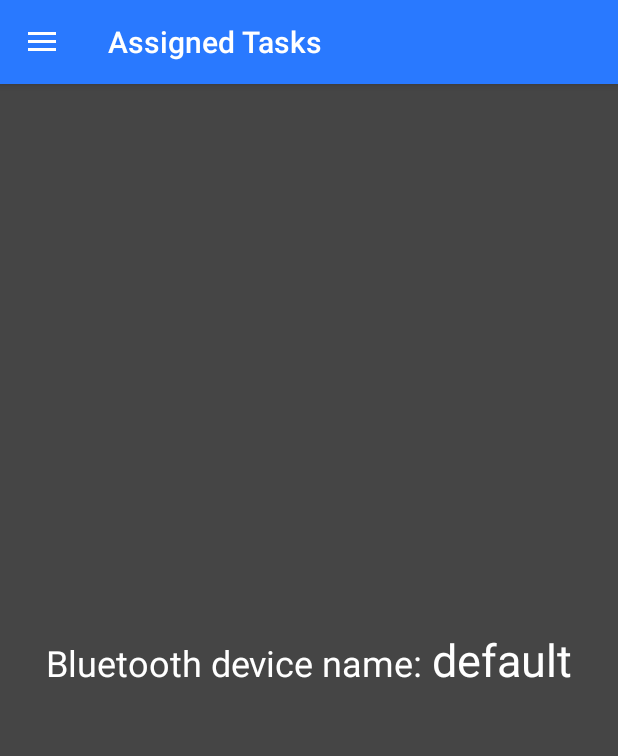
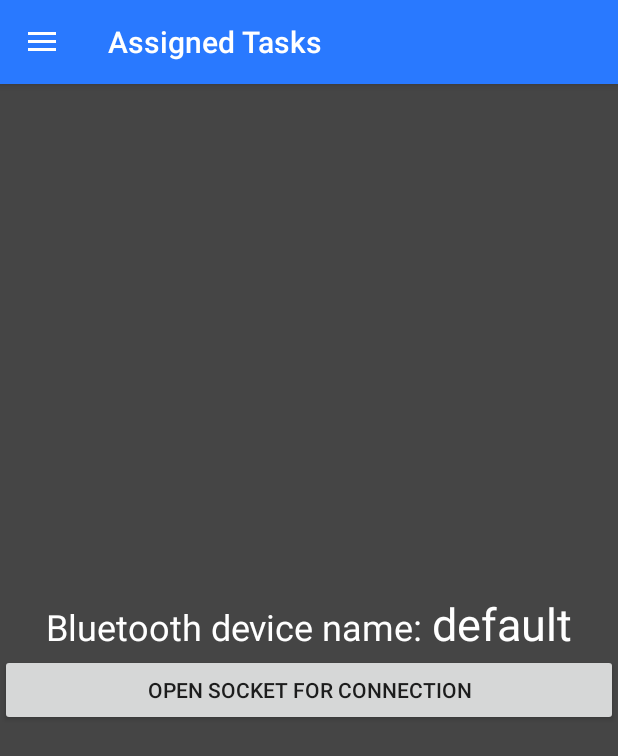
Before and after one commit to sonderangebot10/extended-crowds, an Android app: the fragment ConnectedBluetoothDevicesFragment placed in its activity, on a phone screen of 412 x 824 dp. Shown: the top 756 px of the screen. Run offline under Robolectric (Android 15) with nearby library versions, the phone set to English and light mode, and no system bars; our stand-ins replace Volley.

Commit message:
Small refactor in BluetoothService. Change default e-mail in every fragment. Fix button position in bluetooth fragment. Enable opening a connection in BluetoothFragment.

```diff
--- a/cs/app/build.gradle
+++ b/cs/app/build.gradle
@@ -26,6 +26,10 @@ android {
     lintOptions {
         abortOnError false
     }
+    compileOptions {
+        sourceCompatibility = 1.8
+        targetCompatibility = 1.8
+    }
 }
 
 dependencies {
--- a/cs/app/src/main/java/HITs/create/CreateMultipleChoiceTask.java
+++ b/cs/app/src/main/java/HITs/create/CreateMultipleChoiceTask.java
@@ -217,7 +217,7 @@ public class CreateMultipleChoiceTask implements CreateHITInterface, OnMapReadyC
 
                     SystemUtils.showProgress(true, context, mProgressView, mCreateHitForm);
                     HashMap<String, String> params = new HashMap<>();
-                    params.put("email", prefs.getString("email", "shit"));
+                    params.put("email", prefs.getString("email", "default@mail.com"));
                     params.put("type", "hit");
                     params.put("hit_type", "multiple");
                     params.put("description", "empty");
@@ -418,7 +418,7 @@ public class CreateMultipleChoiceTask implements CreateHITInterface, OnMapReadyC
 
         SystemUtils.showProgress(true, context, mProgressView, mCreateHitForm);
         HashMap<String, String> params = new HashMap<>();
-        params.put("email", prefs.getString("email", "shit"));
+        params.put("email", prefs.getString("email", "default@mail.com"));
 
         CustomRequest jsObjRequest = new CustomRequest(Request.Method.POST, POSITIONS_URL,
                 params, new Response.Listener<JSONObject>() {
--- a/cs/app/src/main/java/HITs/create/CreateNumericTask.java
+++ b/cs/app/src/main/java/HITs/create/CreateNumericTask.java
@@ -177,7 +177,7 @@ public class CreateNumericTask implements CreateHITInterface, OnMapReadyCallback
 
                     SystemUtils.showProgress(true, context, mProgressView, mCreateHitForm);
                     HashMap<String, String> params = new HashMap<>();
-                    params.put("email", prefs.getString("email", "shit"));
+                    params.put("email", prefs.getString("email", "default@mail.com"));
                     params.put("type", "hit");
                     params.put("hit_type", "numeric");
                     params.put("description", "empty");
@@ -320,7 +320,7 @@ public class CreateNumericTask implements CreateHITInterface, OnMapReadyCallback
 
         SystemUtils.showProgress(true, context, mProgressView, mCreateHitForm);
         HashMap<String, String> params = new HashMap<>();
-        params.put("email", prefs.getString("email", "shit"));
+        params.put("email", prefs.getString("email", "default@mail.com"));
 
         CustomRequest jsObjRequest = new CustomRequest(Request.Method.POST, POSITIONS_URL,
                 params, new Response.Listener<JSONObject>() {
--- a/cs/app/src/main/java/HITs/create/CreateSingleChoiceTask.java
+++ b/cs/app/src/main/java/HITs/create/CreateSingleChoiceTask.java
@@ -222,7 +222,7 @@ public class CreateSingleChoiceTask implements CreateHITInterface, OnMapReadyCal
 
                     SystemUtils.showProgress(true, context, mProgressView, mCreateHitForm);
                     HashMap<String, String> params = new HashMap<>();
-                    params.put("email", prefs.getString("email", "shit"));
+                    params.put("email", prefs.getString("email", "default@mail.com"));
                     params.put("type", "hit");
                     params.put("hit_type", "single");
                     params.put("description", "empty");
@@ -419,7 +419,7 @@ public class CreateSingleChoiceTask implements CreateHITInterface, OnMapReadyCal
 
         SystemUtils.showProgress(true, context, mProgressView, mCreateHitForm);
         HashMap<String, String> params = new HashMap<>();
-        params.put("email", prefs.getString("email", "shit"));
+        params.put("email", prefs.getString("email", "default@mail.com"));
 
         CustomRequest jsObjRequest = new CustomRequest(Request.Method.POST, POSITIONS_URL,
                 params, new Response.Listener<JSONObject>() {
--- a/cs/app/src/main/java/fragment/ConnectedBluetoothDevicesFragment.java
+++ b/cs/app/src/main/java/fragment/ConnectedBluetoothDevicesFragment.java
@@ -1,53 +1,55 @@
 package fragment;
 
 import android.app.Fragment;
-import android.content.SharedPreferences;
+import android.bluetooth.BluetoothDevice;
 import android.os.Bundle;
-import android.preference.PreferenceManager;
 import android.view.LayoutInflater;
 import android.view.View;
 import android.view.ViewGroup;
+import android.widget.Button;
 import android.widget.TextView;
 
-import com.android.volley.RequestQueue;
-import com.android.volley.toolbox.Volley;
 import com.example.johan_dp8ahsz.cs.R;
 
-import java.util.HashMap;
+import java.util.Optional;
+import java.util.Set;
 
-import app.Config;
+import interfaces.BluetoothService;
+import service.BluetoothServiceImpl;
 
 
 public class ConnectedBluetoothDevicesFragment extends Fragment {
 
-    private final String TAG = "BLUETOOTH_DEVICES_FRAG";
-    private final int DELAY = Config.DELAY;
+    private static final String TAG = "BLUETOOTH_DEVICES_FRAG";
+    private static final String SMART_WATCH_MAC_ADDRESS = "00:B5:D0:5C:A3:7A";
 
-    // UI References
-    TextView rewardHITText;
-    TextView rewardSensorText;
-    View mProgressView;
-    View mRewardFormView;
+    private BluetoothService bluetoothService;
+    private Button openBluetoothServerSocket;
+    private TextView deviceName;
 
-    // Networking
-    private RequestQueue queue;
-    private String REWARD_URL;
-    private boolean connected = false;
-
-    private SharedPreferences prefs;
 
     @Override
     public View onCreateView(LayoutInflater inflater, final ViewGroup container,
                              Bundle savedInstanceState) {
         View view = inflater.inflate(R.layout.fragment_bluetooth_devices, container, false);
+        openBluetoothServerSocket = (Button) view.findViewById(R.id.init_bluetooth_server_socket);
+        deviceName = view.findViewById(R.id.bluetooth_device_name);
 
-        queue = Volley.newRequestQueue(getActivity());
-        prefs = PreferenceManager.getDefaultSharedPreferences(getActivity());
+        bluetoothService = new BluetoothServiceImpl(getActivity());
 
-        HashMap<String, String> params = new HashMap<>();
-        params.put("email", prefs.getString("email", "shit"));
+        Set<BluetoothDevice> pairedDevices = bluetoothService.findPairedDevices();
+        pairedDevices.stream()
+                .filter(d -> d.getAddress().equals(SMART_WATCH_MAC_ADDRESS)).findFirst()
+                .ifPresent(device -> deviceName.setText(device.getName()));
+
+        openBluetoothServerSocket.setOnClickListener(new View.OnClickListener() {
+            @Override
+            public void onClick(View v) {
+                bluetoothService.createBluetoothServerConnection();
+            }
+        });
+
 
         return view;
     }
-
 }
--- a/cs/app/src/main/java/fragment/CreateSensingFragment.java
+++ b/cs/app/src/main/java/fragment/CreateSensingFragment.java
@@ -353,7 +353,7 @@ public class CreateSensingFragment extends android.app.Fragment
 
         SystemUtils.showProgress(true, getActivity(), mProgressView, mSensingFormView);
         HashMap<String, String> params = new HashMap<>();
-        params.put("email", prefs.getString("email", "shit"));
+        params.put("email", prefs.getString("email", "default@mail.com"));
 
         CustomRequest jsObjRequest = new CustomRequest(Request.Method.POST, POSITIONS_URL,
                 params, new Response.Listener<JSONObject>() {
--- a/cs/app/src/main/java/fragment/OngoingTasksFragment.java
+++ b/cs/app/src/main/java/fragment/OngoingTasksFragment.java
@@ -88,7 +88,7 @@ public class OngoingTasksFragment extends Fragment {
         //fetch data from server
         SystemUtils.showProgress(true, getActivity(), mProgressView, mOngoingFormView);
         HashMap<String, String> params = new HashMap<>();
-        params.put("email", prefs.getString("email", "shit"));
+        params.put("email", prefs.getString("email", "default@mail.com"));
 
         CustomRequest jsObjRequest = new CustomRequest(Request.Method.POST, ONGOING_URL,
                 params, new Response.Listener<JSONObject>() {
--- a/cs/app/src/main/java/fragment/RewardFragment.java
+++ b/cs/app/src/main/java/fragment/RewardFragment.java
@@ -65,7 +65,7 @@ public class RewardFragment extends Fragment {
         //fetch points from server
         SystemUtils.showProgress(true, getActivity(), mProgressView, mRewardFormView);
         HashMap<String, String> params = new HashMap<>();
-        params.put("email", prefs.getString("email", "shit"));
+        params.put("email", prefs.getString("email", "default@mail.com"));
 
         CustomRequest jsObjRequest = new CustomRequest(Request.Method.POST, REWARD_URL,
                 params, new Response.Listener<JSONObject>() {
--- a/cs/app/src/main/java/fragment/TaskHistoryFragment.java
+++ b/cs/app/src/main/java/fragment/TaskHistoryFragment.java
@@ -79,7 +79,7 @@ public class TaskHistoryFragment extends android.app.Fragment {
         //fetch data from server
         SystemUtils.showProgress(true, getActivity(), mProgressView, mHistoryFormView);
         HashMap<String, String> params = new HashMap<>();
-        params.put("email", prefs.getString("email", "shit"));
+        params.put("email", prefs.getString("email", "default@mail.com"));
 
         CustomRequest jsObjRequest = new CustomRequest(Request.Method.POST, TASK_HISTORY_URL,
                 params, new Response.Listener<JSONObject>() {
--- a/cs/app/src/main/java/interfaces/BluetoothService.java
+++ b/cs/app/src/main/java/interfaces/BluetoothService.java
@@ -1,7 +1,5 @@
 package interfaces;
 
-import android.app.Activity;
-import android.bluetooth.BluetoothAdapter;
 import android.bluetooth.BluetoothDevice;
 
 import java.util.Set;
--- a/cs/app/src/main/java/service/BluetoothServiceImpl.java
+++ b/cs/app/src/main/java/service/BluetoothServiceImpl.java
@@ -9,6 +9,8 @@ import android.content.BroadcastReceiver;
 import android.content.Context;
 import android.content.Intent;
 import android.content.IntentFilter;
+import android.content.SharedPreferences;
+import android.preference.PreferenceManager;
 import android.util.Log;
 
 import androidx.core.app.ActivityCompat;
@@ -37,20 +39,23 @@ public class BluetoothServiceImpl implements BluetoothService {
 
     private static final String NAME = "RiskSituationDetection";
     private static final String TAG = BluetoothServiceImpl.class.getName();
-    private static final UUID MY_UUID = UUID.fromString("e1ce069e-55f5-4b39-99d5-a7f2a0cd7267");
     private static final int REQUEST_ENABLE_BT = 1;
     private static final BluetoothAdapter bluetoothAdapter = BluetoothAdapter.getDefaultAdapter();
     private Activity activity;
-    private AcceptThread bluetoothServerConnection = new AcceptThread();
+    private AcceptThread bluetoothServerConnection;
     private ConnectedThread connectedThread;
     private String CREATE_TASK_URL;
+    private UUID MY_UUID;
     private RequestQueue queue;
+    private SharedPreferences prefs;
 
     public BluetoothServiceImpl(Activity activity) {
 
         this.activity = activity;
         this.CREATE_TASK_URL = this.activity.getApplicationContext().getString(R.string.CREATE_TASK_URL);
+        this.MY_UUID = UUID.fromString(this.activity.getApplicationContext().getString(R.string.UUID_FOR_BLUETOOTH_SOCKET));
         this.queue = Volley.newRequestQueue(activity.getApplicationContext());
+        this.prefs = PreferenceManager.getDefaultSharedPreferences(activity);
     }
 
     @Override
@@ -69,7 +74,6 @@ public class BluetoothServiceImpl implements BluetoothService {
     @Override
     public Set<BluetoothDevice> findPairedDevices() {
         Set<BluetoothDevice> pairedDevices = bluetoothAdapter.getBondedDevices();
-        // 00:B5:D0:5C:A3:7A
         if (pairedDevices.size() > 0) {
             // There are paired devices. Get the name and address of each paired device.
             for (BluetoothDevice device : pairedDevices) {
@@ -77,7 +81,6 @@ public class BluetoothServiceImpl implements BluetoothService {
                 String deviceHardwareAddress = device.getAddress(); // MAC address
             }
         }
-        ;
 
         bluetoothAdapter.cancelDiscovery();
 
@@ -98,6 +101,10 @@ public class BluetoothServiceImpl implements BluetoothService {
 
     @Override
     public void createBluetoothServerConnection() {
+        if (bluetoothServerConnection != null) {
+            bluetoothServerConnection.cancel();
+        }
+        bluetoothServerConnection = new AcceptThread();
         bluetoothServerConnection.start();
     }
 
@@ -237,7 +244,7 @@ public class BluetoothServiceImpl implements BluetoothService {
                         Log.d(TAG, "Read data: " + readMessage);
 
                         HashMap<String, String> params = new HashMap<>();
-                        params.put("email", "default@mail.com");
+                        params.put("email", prefs.getString("email", "default@mail.com"));
                         params.put("type", "hit");
                         params.put("hit_type", "single");
                         params.put("description", "empty");
--- a/cs/app/src/main/java/service/MyFirebaseMessagingService.java
+++ b/cs/app/src/main/java/service/MyFirebaseMessagingService.java
@@ -198,7 +198,7 @@ public class MyFirebaseMessagingService extends FirebaseMessagingService {
      //               GPSTracker gps = new GPSTracker(getApplicationContext());
 
                     HashMap<String, String> params = new HashMap<>();
-                    params.put("email", prefs.getString("email", "shit"));
+                    params.put("email", prefs.getString("email", "default@mail.com"));
    //                 params.put("lat", String.valueOf( gps.getLatitude()));
      //               params.put("lng", String.valueOf( gps.getLongitude()));
 
--- a/cs/app/src/main/res/layout/fragment_bluetooth_devices.xml
+++ b/cs/app/src/main/res/layout/fragment_bluetooth_devices.xml
@@ -36,4 +36,11 @@
 
         </LinearLayout>
     </LinearLayout>
+
+    <Button
+        android:id="@+id/init_bluetooth_server_socket"
+        android:layout_width="match_parent"
+        android:layout_height="wrap_content"
+        android:text="@string/init_bluetooth_server_socket_label"
+        android:layout_centerVertical="true"/>
 </LinearLayout>
--- a/cs/app/src/main/res/values/strings.xml
+++ b/cs/app/src/main/res/values/strings.xml
@@ -163,6 +163,9 @@
     <!-- Ongoing tasks -->
     <string name="ongoing_tasks">Ongoing tasks</string>
 
+    <!-- Connected Bluetooth devices -->
+    <string name="init_bluetooth_server_socket_label">Open socket for connection</string>
+
 
     <!-- URLS used in the application -->
 
@@ -180,4 +183,6 @@
     <string name="ONGOING_URL">http://192.168.0.106:8000/ongoing_task.php</string>
     <string name="POSITIONS_URL">http://192.168.0.106:8000/positions.php</string>
 
+    <string name="UUID_FOR_BLUETOOTH_SOCKET">e1ce069e-55f5-4b39-99d5-a7f2a0cd7267</string>
+
 </resources>
```
